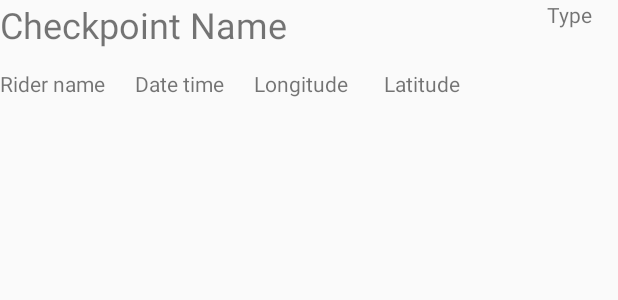
After one commit to Kalja97/KargoBike, an Android app: the layout recyclerviewitem_checkpoint.xml on its own in the app's theme, with its tools: preview values and no code run, on a phone screen of 412 x 824 dp. The commit adds this screen. Shown: the top 300 px of the screen. Run offline under Robolectric (Android 15) with nearby library versions, the phone set to English and light mode, and no system bars.

Commit message:
Layouts/design: - List of checkpoints - Checkpoint recycleview - Add "add button"

```diff
--- a/app/build.gradle
+++ b/app/build.gradle
@@ -49,5 +49,8 @@ dependencies {
     implementation 'com.google.android.gms:play-services-auth:17.0.0'
     implementation 'androidx.room:room-runtime:2.2.2'
     annotationProcessor 'androidx.room:room-compiler:2.2.2'
+    implementation 'com.android.support.constraint:constraint-layout:1.1.3'
+    implementation 'com.android.support:design:28.0.0'
+    implementation 'com.android.support:recyclerview-v7:28.0.0'
 }
 apply plugin: 'com.google.gms.google-services'
--- /dev/null
+++ b/app/src/main/res/drawable/ic_add_white.xml
@@ -0,0 +1,5 @@
+<vector android:height="24dp" android:tint="#FFFFFF"
+    android:viewportHeight="24.0" android:viewportWidth="24.0"
+    android:width="24dp" xmlns:android="http://schemas.android.com/apk/res/android">
+    <path android:fillColor="#FF000000" android:pathData="M19,13h-6v6h-2v-6H5v-2h6V5h2v6h6v2z"/>
+</vector>
--- /dev/null
+++ b/app/src/main/res/layout/recyclerviewitem_checkpoint.xml
@@ -0,0 +1,71 @@
+<?xml version="1.0" encoding="utf-8"?>
+<LinearLayout xmlns:android="http://schemas.android.com/apk/res/android"
+    xmlns:app="http://schemas.android.com/apk/res-auto"
+    xmlns:tools="http://schemas.android.com/tools"
+    android:id="@+id/checkpoint_LinearLayout"
+    android:layout_width="match_parent"
+    android:layout_height="wrap_content"
+    android:orientation="vertical">
+
+    <androidx.constraintlayout.widget.ConstraintLayout
+        android:id="@+id/constraintLayout"
+        android:layout_width="match_parent"
+        android:layout_height="match_parent">
+
+
+        <TextView
+            android:id="@+id/cpRider"
+            android:layout_width="wrap_content"
+            android:layout_height="wrap_content"
+            android:text="Rider name"
+            app:layout_constraintStart_toStartOf="parent"
+            app:layout_constraintTop_toBottomOf="@+id/cpName" />
+
+        <TextView
+            android:id="@+id/cpDate"
+            android:layout_width="wrap_content"
+            android:layout_height="wrap_content"
+            android:layout_marginStart="20dp"
+            android:text="Date time"
+            app:layout_constraintStart_toEndOf="@+id/cpRider"
+            app:layout_constraintTop_toBottomOf="@+id/cpName" />
+
+        <TextView
+            android:id="@+id/cpName"
+            android:layout_width="341dp"
+            android:layout_height="46dp"
+            android:text="Checkpoint Name"
+            android:textSize="24sp"
+            app:layout_constraintStart_toStartOf="parent"
+            app:layout_constraintTop_toTopOf="parent" />
+
+        <TextView
+            android:id="@+id/cpLong"
+            android:layout_width="wrap_content"
+            android:layout_height="wrap_content"
+            android:layout_marginStart="20dp"
+            android:text="Longitude"
+            app:layout_constraintStart_toEndOf="@+id/cpDate"
+            app:layout_constraintTop_toBottomOf="@+id/cpName" />
+
+        <TextView
+            android:id="@+id/cpLat"
+            android:layout_width="wrap_content"
+            android:layout_height="wrap_content"
+            android:layout_marginStart="24dp"
+            android:text="Latitude"
+            app:layout_constraintStart_toEndOf="@+id/cpLong"
+            app:layout_constraintTop_toBottomOf="@+id/cpName" />
+
+        <TextView
+            android:id="@+id/cpType"
+            android:layout_width="76dp"
+            android:layout_height="86dp"
+            android:text="Type"
+            android:textAlignment="center"
+            app:layout_constraintStart_toEndOf="@+id/cpName"
+            app:layout_constraintTop_toTopOf="parent" />
+
+    </androidx.constraintlayout.widget.ConstraintLayout>
+
+</LinearLayout>
```
Also changed, not shown: app/src/main/res/layout/activity_checkpoint.xml (added, +8 -0 lines), app/src/main/res/layout/activity_checkpoints.xml (+28 -12 lines), app/src/main/res/layout/recyclerviewitem_order.xml (added, +11 -0 lines).
